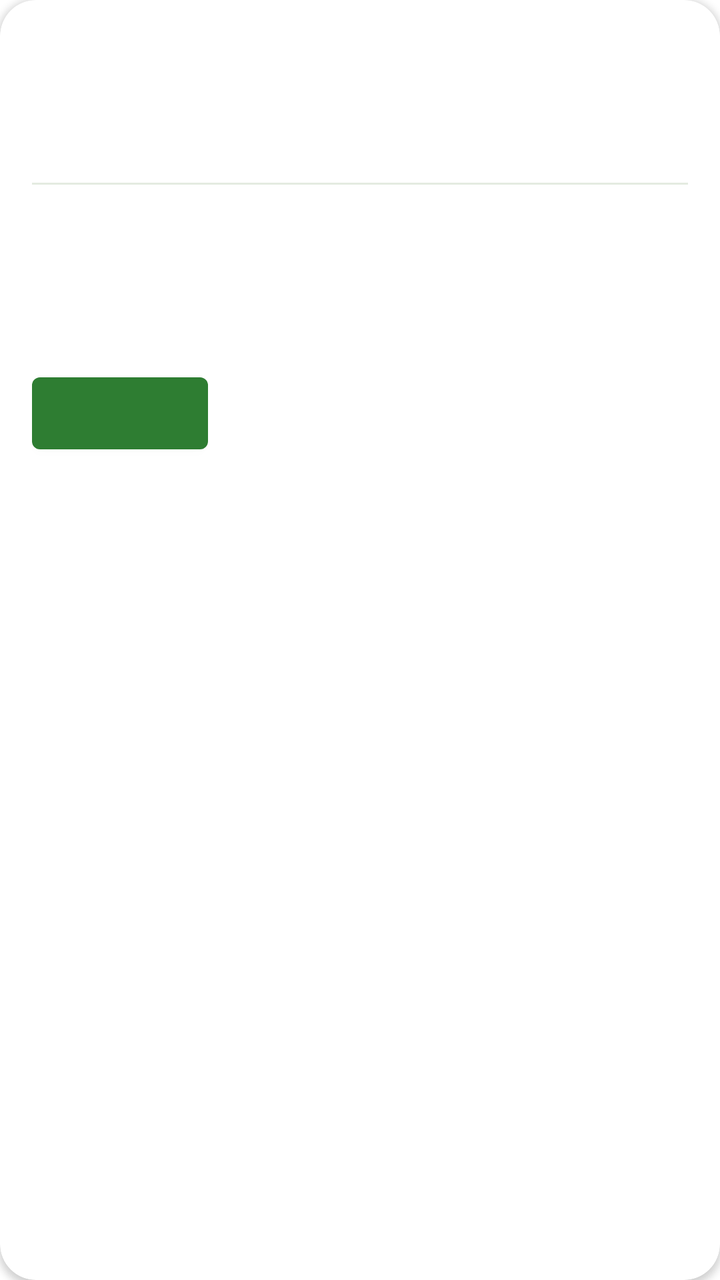
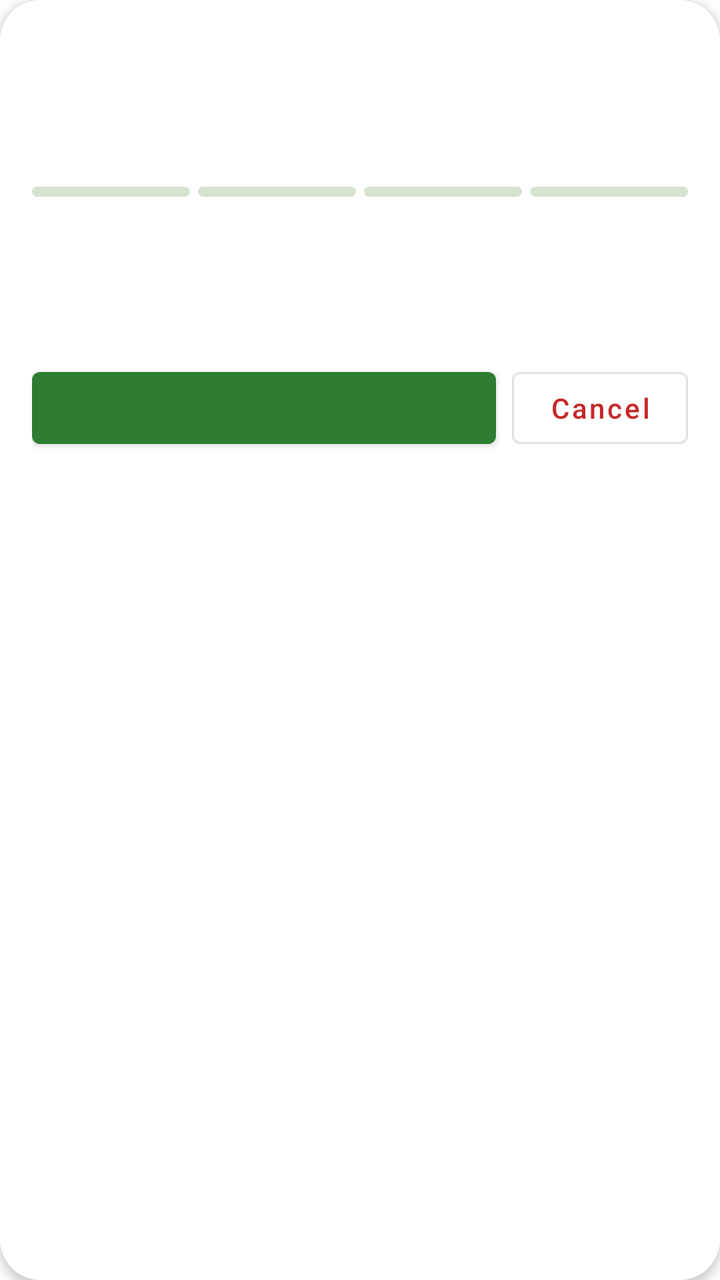

Compare the two renders of this Android layout. The source of the first and the diff that turns it into the second are given below.
<!-- AndroidManifest.xml: application theme Theme.FarmConnect -->
<!-- res/layout/item_order.xml -->
<?xml version="1.0" encoding="utf-8"?>
<com.google.android.material.card.MaterialCardView xmlns:android="http://schemas.android.com/apk/res/android"
    xmlns:app="http://schemas.android.com/apk/res-auto"
    android:layout_width="match_parent" android:layout_height="wrap_content"
    android:layout_margin="8dp" app:cardBackgroundColor="@color/fc_card"
    app:cardCornerRadius="18dp" app:cardElevation="2dp" app:strokeWidth="0dp">
    <LinearLayout android:layout_width="match_parent" android:layout_height="wrap_content"
        android:orientation="vertical" android:padding="16dp">

        <LinearLayout android:layout_width="match_parent" android:layout_height="wrap_content"
            android:gravity="center_vertical" android:orientation="horizontal">
            <TextView android:id="@+id/tvHeader" android:layout_width="0dp" android:layout_height="wrap_content"
                android:layout_weight="1" android:textColor="@color/fc_text" android:textSize="17sp"
                android:textStyle="bold" android:fontFamily="serif" />
            <TextView android:id="@+id/tvStatus" android:layout_width="wrap_content" android:layout_height="wrap_content"
                android:paddingStart="10dp" android:paddingEnd="10dp" android:paddingTop="4dp" android:paddingBottom="4dp"
                android:textColor="#FFFFFF" android:textSize="11sp" android:textStyle="bold" />
        </LinearLayout>

        <TextView android:id="@+id/tvDate" android:layout_width="wrap_content" android:layout_height="wrap_content"
            android:textColor="@color/fc_muted" android:textSize="12sp" />
        <TextView android:id="@+id/tvBuyer" android:layout_width="wrap_content" android:layout_height="wrap_content"
            android:layout_marginTop="8dp" android:textColor="@color/fc_text" android:textSize="13sp"
            android:textStyle="bold" />

        <View android:layout_width="match_parent" android:layout_height="1dp"
            android:layout_marginTop="10dp" android:layout_marginBottom="10dp" android:background="#E4EBE1" />

        <TextView android:id="@+id/tvItems" android:layout_width="match_parent" android:layout_height="wrap_content"
            android:textColor="@color/fc_text" android:textSize="14sp" />
        <TextView android:id="@+id/tvAddress" android:layout_width="match_parent" android:layout_height="wrap_content"
            android:layout_marginTop="6dp" android:textColor="@color/fc_muted" android:textSize="13sp" />
        <TextView android:id="@+id/tvTotal" android:layout_width="match_parent" android:layout_height="wrap_content"
            android:layout_marginTop="6dp" android:textColor="@color/fc_primary" android:textSize="16sp"
            android:textStyle="bold" />

        <Button android:id="@+id/btnAction" android:layout_width="wrap_content" android:layout_height="wrap_content"
            android:layout_marginTop="10dp" android:textAllCaps="false" />
    </LinearLayout>
</com.google.android.material.card.MaterialCardView>
<!-- resources referenced by this layout -->
<resources>
  <color name="fc_card">#FFFFFF</color>
  <color name="fc_muted">#6B7A6E</color>
  <color name="fc_primary">#2E7D32</color>
  <color name="fc_text">#1C2B1E</color>
  <style name="Theme.FarmConnect" parent="Theme.MaterialComponents.Light.DarkActionBar">
          <item name="colorPrimary">#2E7D32</item>
          <item name="colorPrimaryVariant">#1B5E20</item>
          <item name="colorOnPrimary">#FFFFFF</item>
          <item name="colorSecondary">#F9A825</item>
      </style>
</resources>

<!-- the commit's change to res/layout/item_order.xml (unified diff, before → after) -->
@@ -1,40 +1,56 @@
 <?xml version="1.0" encoding="utf-8"?>
 <com.google.android.material.card.MaterialCardView xmlns:android="http://schemas.android.com/apk/res/android"
     xmlns:app="http://schemas.android.com/apk/res-auto"
-    android:layout_width="match_parent" android:layout_height="wrap_content"
-    android:layout_margin="8dp" app:cardBackgroundColor="@color/fc_card"
-    app:cardCornerRadius="18dp" app:cardElevation="2dp" app:strokeWidth="0dp">
-    <LinearLayout android:layout_width="match_parent" android:layout_height="wrap_content"
-        android:orientation="vertical" android:padding="16dp">
-
-        <LinearLayout android:layout_width="match_parent" android:layout_height="wrap_content"
-            android:gravity="center_vertical" android:orientation="horizontal">
+    android:layout_width="match_parent" android:layout_height="wrap_content" android:layout_marginBottom="7dp"
+    android:layout_marginEnd="14dp" android:layout_marginStart="14dp" android:layout_marginTop="7dp" android:clickable="true"
+    android:focusable="true" app:cardBackgroundColor="@color/fc_card" app:cardCornerRadius="20dp" app:cardElevation="3dp"
+    app:strokeWidth="0dp">
+    <LinearLayout android:layout_width="match_parent" android:layout_height="wrap_content" android:orientation="vertical"
+        android:padding="16dp">
+        <LinearLayout android:layout_width="match_parent" android:layout_height="wrap_content" android:gravity="center_vertical"
+            android:orientation="horizontal">
             <TextView android:id="@+id/tvHeader" android:layout_width="0dp" android:layout_height="wrap_content"
-                android:layout_weight="1" android:textColor="@color/fc_text" android:textSize="17sp"
-                android:textStyle="bold" android:fontFamily="serif" />
+                android:layout_weight="1" android:fontFamily="serif" android:textColor="@color/fc_text" android:textSize="17sp"
+                android:textStyle="bold" />
             <TextView android:id="@+id/tvStatus" android:layout_width="wrap_content" android:layout_height="wrap_content"
-                android:paddingStart="10dp" android:paddingEnd="10dp" android:paddingTop="4dp" android:paddingBottom="4dp"
+                android:paddingBottom="4dp" android:paddingEnd="10dp" android:paddingStart="10dp" android:paddingTop="4dp"
                 android:textColor="#FFFFFF" android:textSize="11sp" android:textStyle="bold" />
         </LinearLayout>
-
         <TextView android:id="@+id/tvDate" android:layout_width="wrap_content" android:layout_height="wrap_content"
             android:textColor="@color/fc_muted" android:textSize="12sp" />
         <TextView android:id="@+id/tvBuyer" android:layout_width="wrap_content" android:layout_height="wrap_content"
-            android:layout_marginTop="8dp" android:textColor="@color/fc_text" android:textSize="13sp"
-            android:textStyle="bold" />
+            android:layout_marginTop="8dp" android:textColor="@color/fc_text" android:textSize="13sp" android:textStyle="bold" />
 
-        <View android:layout_width="match_parent" android:layout_height="1dp"
-            android:layout_marginTop="10dp" android:layout_marginBottom="10dp" android:background="#E4EBE1" />
+        
+        <LinearLayout android:id="@+id/track" android:layout_width="match_parent" android:layout_height="wrap_content"
+            android:layout_marginBottom="4dp" android:layout_marginTop="12dp" android:orientation="horizontal">
+            <View android:id="@+id/t1" android:layout_width="0dp" android:layout_height="5dp" android:layout_weight="1" android:layout_marginEnd="4dp" android:background="@drawable/bg_chip" android:backgroundTint="#D5E3D0" />
+            <View android:id="@+id/t2" android:layout_width="0dp" android:layout_height="5dp" android:layout_weight="1" android:layout_marginEnd="4dp" android:background="@drawable/bg_chip" android:backgroundTint="#D5E3D0" />
+            <View android:id="@+id/t3" android:layout_width="0dp" android:layout_height="5dp" android:layout_weight="1" android:layout_marginEnd="4dp" android:background="@drawable/bg_chip" android:backgroundTint="#D5E3D0" />
+            <View android:id="@+id/t4" android:layout_width="0dp" android:layout_height="5dp" android:layout_weight="1" android:background="@drawable/bg_chip" android:backgroundTint="#D5E3D0" />
+        </LinearLayout>
 
+        
+        <LinearLayout android:id="@+id/thumbs" android:layout_width="match_parent" android:layout_height="wrap_content"
+            android:layout_marginTop="10dp" android:gravity="center_vertical" android:orientation="horizontal" />
         <TextView android:id="@+id/tvItems" android:layout_width="match_parent" android:layout_height="wrap_content"
-            android:textColor="@color/fc_text" android:textSize="14sp" />
-        <TextView android:id="@+id/tvAddress" android:layout_width="match_parent" android:layout_height="wrap_content"
-            android:layout_marginTop="6dp" android:textColor="@color/fc_muted" android:textSize="13sp" />
-        <TextView android:id="@+id/tvTotal" android:layout_width="match_parent" android:layout_height="wrap_content"
-            android:layout_marginTop="6dp" android:textColor="@color/fc_primary" android:textSize="16sp"
-            android:textStyle="bold" />
-
-        <Button android:id="@+id/btnAction" android:layout_width="wrap_content" android:layout_height="wrap_content"
-            android:layout_marginTop="10dp" android:textAllCaps="false" />
+            android:layout_marginTop="8dp" android:ellipsize="end" android:maxLines="2" android:textColor="@color/fc_text"
+            android:textSize="14sp" />
+        <LinearLayout android:layout_width="match_parent" android:layout_height="wrap_content" android:layout_marginTop="8dp"
+            android:gravity="center_vertical" android:orientation="horizontal">
+            <TextView android:id="@+id/tvAddress" android:layout_width="0dp" android:layout_height="wrap_content"
+                android:layout_weight="1" android:ellipsize="end" android:maxLines="1" android:textColor="@color/fc_muted"
+                android:textSize="12sp" />
+            <TextView android:id="@+id/tvTotal" android:layout_width="wrap_content" android:layout_height="wrap_content"
+                android:textColor="@color/fc_primary" android:textSize="17sp" android:textStyle="bold" />
+        </LinearLayout>
+        <LinearLayout android:id="@+id/actions" android:layout_width="match_parent" android:layout_height="wrap_content"
+            android:layout_marginTop="10dp" android:orientation="horizontal">
+            <Button android:id="@+id/btnAction" android:layout_width="0dp" android:layout_height="wrap_content"
+                android:layout_weight="1" android:textAllCaps="false" />
+            <Button android:id="@+id/btnSecondary" style="@style/Widget.MaterialComponents.Button.OutlinedButton"
+                android:layout_width="wrap_content" android:layout_height="wrap_content" android:layout_marginStart="8dp"
+                android:text="Cancel" android:textAllCaps="false" android:textColor="#C62828" />
+        </LinearLayout>
     </LinearLayout>
 </com.google.android.material.card.MaterialCardView>
<!-- resource entries referenced after the edit -->
@@ -4,6 +4,12 @@
   <color name="fc_muted">#6B7A6E</color>
   <color name="fc_primary">#2E7D32</color>
   <color name="fc_text">#1C2B1E</color>
+  <!-- drawable bg_chip (drawable) -->
+  <?xml version="1.0" encoding="utf-8"?>
+  <shape xmlns:android="http://schemas.android.com/apk/res/android" android:shape="rectangle">
+      <solid android:color="#FFFFFF" />
+      <corners android:radius="12dp" />
+  </shape>
   <style name="Theme.FarmConnect" parent="Theme.MaterialComponents.Light.DarkActionBar">
           <item name="colorPrimary">#2E7D32</item>
           <item name="colorPrimaryVariant">#1B5E20</item>
